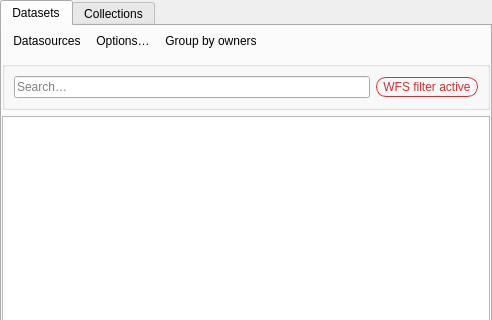
This is dmpcatalogue/ui/catalogue_widget.ui in danmarksmiljoeportal/datacatalog-qgis-plugin as Qt 5 draws it before an edit; both pictures show x 0 to 492 and y 0 to 320 of the 492 by 744 pixel window. The edited form follows.
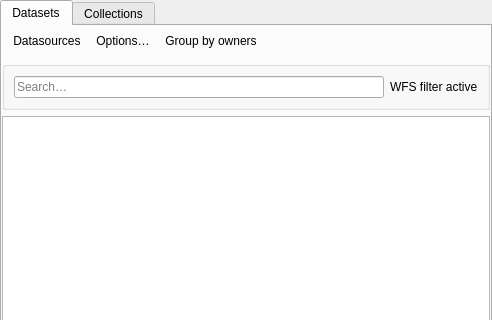
This is the edited form. Custom widgets are drawn as their Qt base class.

Commit message: Filter compatability with 4.x, and error handeling

```diff
--- a/dmpcatalogue/ui/catalogue_widget.ui
+++ b/dmpcatalogue/ui/catalogue_widget.ui
@@ -82,20 +82,10 @@
             </widget>
            </item>
            <item>
-            <widget class="QPushButton" name="wfsFilterIndicator">
-             <property name="styleSheet">
-              <string notr="true">      color: #d32f2f;
-        border: 1px solid #d32f2f;
-        border-radius: 10px;
-        padding: 2px 6px;
-    outline: none;</string>
-             </property>
+            <widget class="QLabel" name="wfsFilterIndicator">
              <property name="text">
               <string>WFS filter active</string>
              </property>
-             <property name="flat">
-              <bool>true</bool>
-             </property>
             </widget>
            </item>
           </layout>
```
The commit also changes 11 other files.
